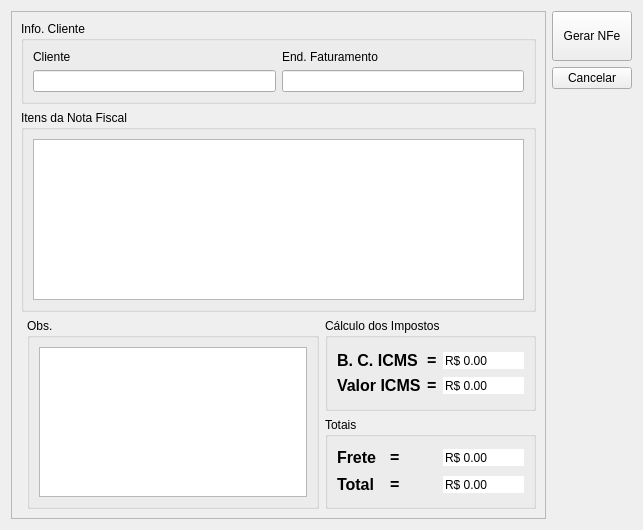
Old version of the form ui/cadastrarnfe.ui in the repository lellisls/ERP-STACCATO.
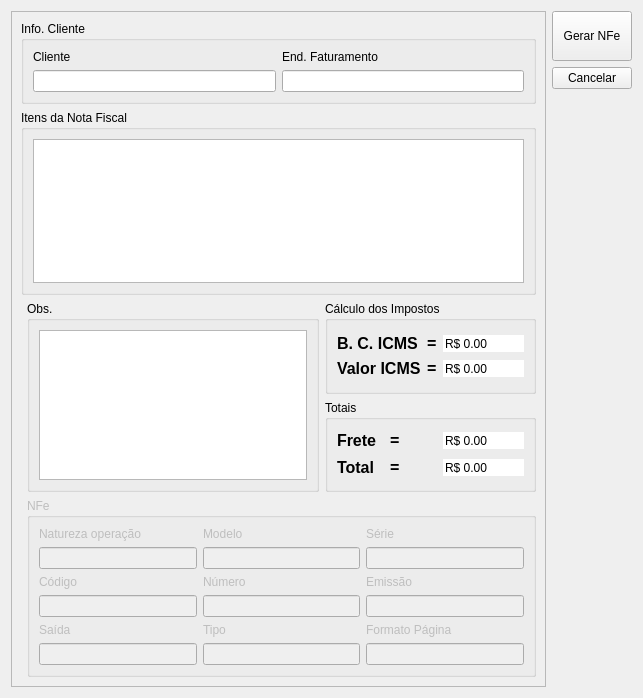
New version of the form. Custom widgets are drawn as their Qt base class.

Commit message: Começo da implementação dos dados da NFe na interface gráfica

```diff
--- a/ui/cadastrarnfe.ui
+++ b/ui/cadastrarnfe.ui
@@ -10,7 +10,7 @@
     <x>0</x>
     <y>0</y>
     <width>643</width>
-    <height>530</height>
+    <height>698</height>
    </rect>
   </property>
   <property name="windowTitle">
@@ -429,6 +429,108 @@
         </layout>
        </widget>
       </item>
+      <item row="5" column="1" colspan="2">
+       <widget class="QGroupBox" name="groupBox_6">
+        <property name="enabled">
+         <bool>false</bool>
+        </property>
+        <property name="title">
+         <string>NFe</string>
+        </property>
+        <layout class="QGridLayout" name="gridLayout_11">
+         <item row="0" column="0">
+          <widget class="QLabel" name="label_3">
+           <property name="text">
+            <string>Natureza operação</string>
+           </property>
+          </widget>
+         </item>
+         <item row="0" column="1">
+          <widget class="QLabel" name="label_8">
+           <property name="text">
+            <string>Modelo</string>
+           </property>
+          </widget>
+         </item>
+         <item row="8" column="0">
+          <widget class="QLabel" name="label_12">
+           <property name="text">
+            <string>Saída</string>
+           </property>
+          </widget>
+         </item>
+         <item row="5" column="0">
+          <widget class="QLabel" name="label_11">
+           <property name="text">
+            <string>Código</string>
+           </property>
+          </widget>
+         </item>
+         <item row="1" column="0">
+          <widget class="ItemBox" name="itemBoxCliente_4"/>
+         </item>
+         <item row="1" column="1">
+          <widget class="ItemBox" name="itemBoxCliente_6"/>
+         </item>
+         <item row="6" column="0">
+          <widget class="ItemBox" name="itemBoxCliente_7"/>
+         </item>
+         <item row="14" column="1">
+          <widget class="ItemBox" name="itemBoxCliente_8"/>
+         </item>
+         <item row="14" column="0">
+          <widget class="ItemBox" name="itemBoxCliente_9"/>
+         </item>
+         <item row="0" column="2">
+          <widget class="QLabel" name="label_10">
+           <property name="text">
+            <string>Série</string>
+           </property>
+          </widget>
+         </item>
+         <item row="1" column="2">
+          <widget class="ItemBox" name="itemBoxCliente_5"/>
+         </item>
+         <item row="5" column="1">
+          <widget class="QLabel" name="label_9">
+           <property name="text">
+            <string>Número</string>
+           </property>
+          </widget>
+         </item>
+         <item row="6" column="1">
+          <widget class="ItemBox" name="itemBoxCliente_2"/>
+         </item>
+         <item row="5" column="2">
+          <widget class="QLabel" name="label_13">
+           <property name="text">
+            <string>Emissão</string>
+           </property>
+          </widget>
+         </item>
+         <item row="6" column="2">
+          <widget class="ItemBox" name="itemBoxCliente_3"/>
+         </item>
+         <item row="14" column="2">
+          <widget class="ItemBox" name="itemBoxCliente_10"/>
+         </item>
+         <item row="8" column="2">
+          <widget class="QLabel" name="label_14">
+           <property name="text">
+            <string>Formato Página</string>
+           </property>
+          </widget>
+         </item>
+         <item row="8" column="1">
+          <widget class="QLabel" name="label_19">
+           <property name="text">
+            <string>Tipo</string>
+           </property>
+          </widget>
+         </item>
+        </layout>
+       </widget>
+      </item>
      </layout>
     </widget>
    </item>
```
